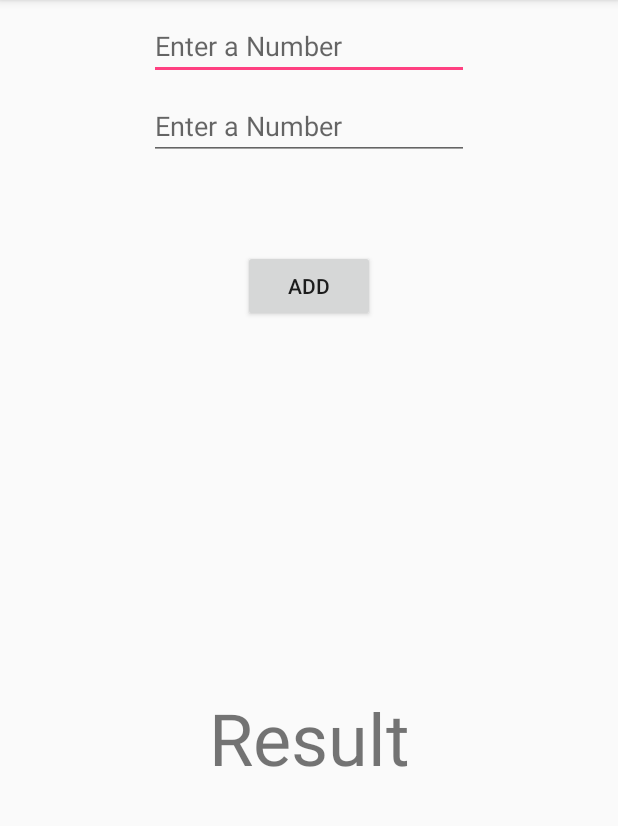
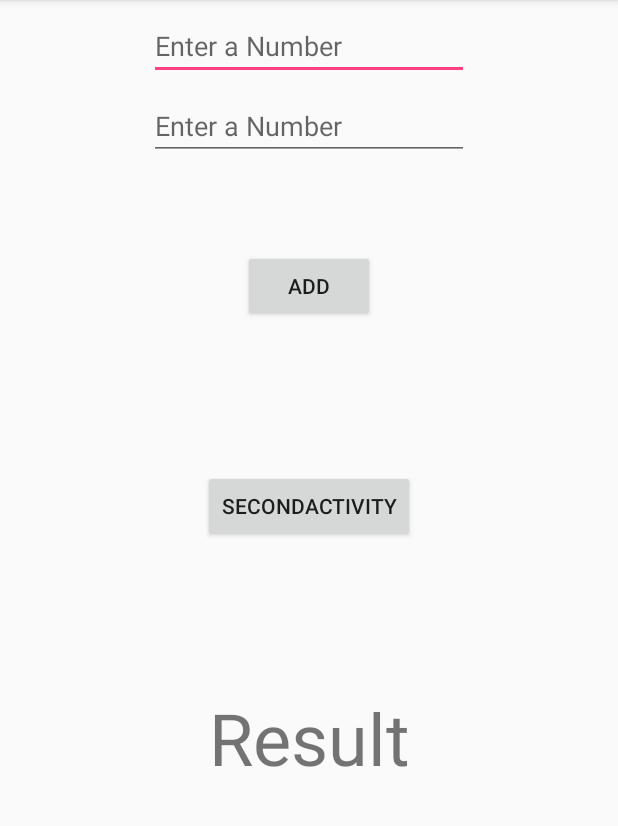
Before and after one commit to finalpets/calculatorApp, an Android app: the screen it shows after launch (MainActivity), on a phone screen of 412 x 824 dp, the part 84-910 px from its top. Run offline under Robolectric (Android 15) with nearby library versions, the phone set to English and light mode, and no system bars.

Commit message:
Launch Second Activity Part 2

```diff
--- a/app/src/main/AndroidManifest.xml
+++ b/app/src/main/AndroidManifest.xml
@@ -16,6 +16,7 @@
                 <category android:name="android.intent.category.LAUNCHER" />
             </intent-filter>
         </activity>
+        <activity android:name=".SeconActivity"></activity>
     </application>
 
 </manifest>
--- a/app/src/main/java/com/example/peterleyva/myfirstapp/MainActivity.java
+++ b/app/src/main/java/com/example/peterleyva/myfirstapp/MainActivity.java
@@ -1,5 +1,6 @@
 package com.example.peterleyva.myfirstapp;
 
+import android.content.Intent;
 import android.support.v7.app.AppCompatActivity;
 import android.os.Bundle;
 import android.view.View;
@@ -13,6 +14,21 @@ public class MainActivity extends AppCompatActivity {
     protected void onCreate(Bundle savedInstanceState) {
         super.onCreate(savedInstanceState);
         setContentView(R.layout.activity_main);
+
+
+        Button seconActivityBtn = (Button) findViewById(R.id.seconAcivityBtn);
+
+        seconActivityBtn.setOnClickListener(new View.OnClickListener() {
+            @Override
+            public void onClick(View v) {
+                Intent startIntent = new Intent(getApplicationContext(),SeconActivity.class);
+                //Show pass information to second Activity
+                startIntent.putExtra("org.example.peterleyva","Hello PETS");
+                startActivity(startIntent);
+            }
+        });
+
+
 
         Button addBtn = (Button) findViewById(R.id.addBtn);
         addBtn.setOnClickListener(new View.OnClickListener() {
--- a/app/src/main/res/layout/activity_main.xml
+++ b/app/src/main/res/layout/activity_main.xml
@@ -69,4 +69,20 @@
         app:layout_constraintEnd_toEndOf="parent"
         app:layout_constraintStart_toStartOf="parent"
         app:layout_constraintTop_toBottomOf="@+id/addBtn" />
+
+    <Button
+        android:id="@+id/seconAcivityBtn"
+        android:layout_width="wrap_content"
+        android:layout_height="wrap_content"
+        android:layout_marginBottom="8dp"
+        android:layout_marginEnd="8dp"
+        android:layout_marginLeft="8dp"
+        android:layout_marginRight="8dp"
+        android:layout_marginStart="8dp"
+        android:layout_marginTop="8dp"
+        android:text="SecondActivity"
+        app:layout_constraintBottom_toTopOf="@+id/resultTextView"
+        app:layout_constraintEnd_toEndOf="parent"
+        app:layout_constraintStart_toStartOf="parent"
+        app:layout_constraintTop_toBottomOf="@+id/addBtn" />
 </android.support.constraint.ConstraintLayout>
```
Also changed, not shown: app/src/main/java/com/example/peterleyva/myfirstapp/SeconActivity.java (added, +22 -0 lines), app/src/main/res/layout/activity_secon.xml (added, +21 -0 lines).
